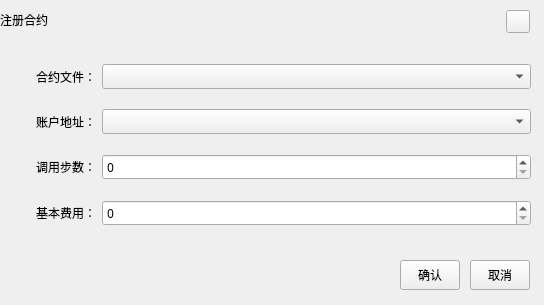
HcashOrg/HX-IDE, file custom/RegisterContractDialogHX.ui: the form before one commit.
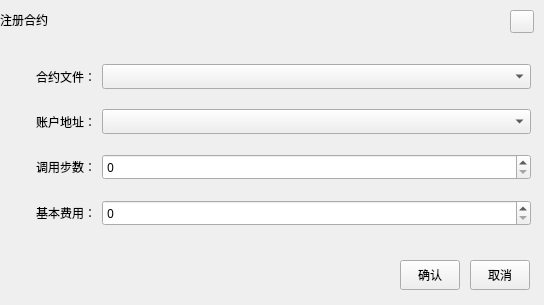
The form after the commit.

```diff
--- a/custom/RegisterContractDialogHX.ui
+++ b/custom/RegisterContractDialogHX.ui
@@ -48,7 +48,7 @@
   <widget class="QToolButton" name="closeBtn">
    <property name="geometry">
     <rect>
-     <x>506</x>
+     <x>510</x>
      <y>10</y>
      <width>24</width>
      <height>23</height>
```
